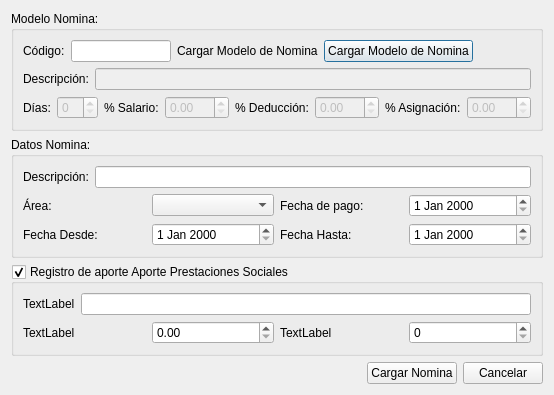
First picture: the form in nominacargardialog.ui, repository kendryfbo/sistema-nomina, before the edit.
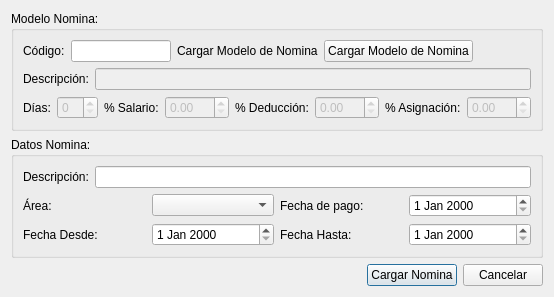
Second picture: the form after the edit.

Commit message: Agregada condicion para no procesar nominas con empleados con pago negativo

```diff
--- a/nominacargardialog.ui
+++ b/nominacargardialog.ui
@@ -10,13 +10,44 @@
     <x>0</x>
     <y>0</y>
     <width>514</width>
-    <height>377</height>
+    <height>286</height>
    </rect>
   </property>
   <property name="windowTitle">
    <string>Dialog</string>
   </property>
   <layout class="QGridLayout" name="gridLayout_4">
+   <item row="2" column="0">
+    <layout class="QHBoxLayout" name="horizontalLayout_15">
+     <item>
+      <spacer name="horizontalSpacer_2">
+       <property name="orientation">
+        <enum>Qt::Horizontal</enum>
+       </property>
+       <property name="sizeHint" stdset="0">
+        <size>
+         <width>40</width>
+         <height>20</height>
+        </size>
+       </property>
+      </spacer>
+     </item>
+     <item>
+      <widget class="QPushButton" name="cargarNominaPushButton">
+       <property name="text">
+        <string>Cargar Nomina</string>
+       </property>
+      </widget>
+     </item>
+     <item>
+      <widget class="QPushButton" name="cancelarPushButton">
+       <property name="text">
+        <string>Cancelar</string>
+       </property>
+      </widget>
+     </item>
+    </layout>
+   </item>
    <item row="0" column="0">
     <widget class="QGroupBox" name="groupBox">
      <property name="title">
@@ -288,95 +319,6 @@
      </layout>
     </widget>
    </item>
-   <item row="2" column="0">
-    <widget class="QGroupBox" name="prestacionGroupBox">
-     <property name="title">
-      <string>Registro de aporte Aporte Prestaciones Sociales</string>
-     </property>
-     <property name="checkable">
-      <bool>true</bool>
-     </property>
-     <layout class="QGridLayout" name="gridLayout_3">
-      <item row="0" column="0">
-       <layout class="QHBoxLayout" name="horizontalLayout_16">
-        <item>
-         <widget class="QLabel" name="label_13">
-          <property name="text">
-           <string>TextLabel</string>
-          </property>
-         </widget>
-        </item>
-        <item>
-         <widget class="QLineEdit" name="lineEdit"/>
-        </item>
-       </layout>
-      </item>
-      <item row="1" column="0">
-       <layout class="QHBoxLayout" name="horizontalLayout_19">
-        <item>
-         <layout class="QHBoxLayout" name="horizontalLayout_17">
-          <item>
-           <widget class="QLabel" name="label_14">
-            <property name="text">
-             <string>TextLabel</string>
-            </property>
-           </widget>
-          </item>
-          <item>
-           <widget class="QDoubleSpinBox" name="doubleSpinBox"/>
-          </item>
-         </layout>
-        </item>
-        <item>
-         <layout class="QHBoxLayout" name="horizontalLayout_18">
-          <item>
-           <widget class="QLabel" name="label_15">
-            <property name="text">
-             <string>TextLabel</string>
-            </property>
-           </widget>
-          </item>
-          <item>
-           <widget class="QSpinBox" name="spinBox"/>
-          </item>
-         </layout>
-        </item>
-       </layout>
-      </item>
-     </layout>
-    </widget>
-   </item>
-   <item row="3" column="0">
-    <layout class="QHBoxLayout" name="horizontalLayout_15">
-     <item>
-      <spacer name="horizontalSpacer_2">
-       <property name="orientation">
-        <enum>Qt::Horizontal</enum>
-       </property>
-       <property name="sizeHint" stdset="0">
-        <size>
-         <width>40</width>
-         <height>20</height>
-        </size>
-       </property>
-      </spacer>
-     </item>
-     <item>
-      <widget class="QPushButton" name="cargarNominaPushButton">
-       <property name="text">
-        <string>Cargar Nomina</string>
-       </property>
-      </widget>
-     </item>
-     <item>
-      <widget class="QPushButton" name="cancelarPushButton">
-       <property name="text">
-        <string>Cancelar</string>
-       </property>
-      </widget>
-     </item>
-    </layout>
-   </item>
   </layout>
   <action name="actionCargarModeloNomina">
    <property name="text">
```
The commit also changes 6 other files.
